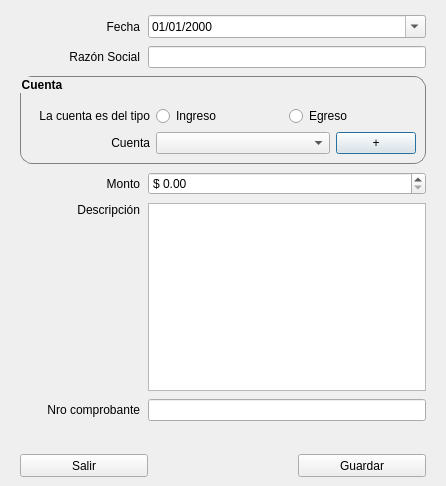
This is MyApp/model/movimiento/uis/add.ui in marcosstevens2012/GPP as Qt 5 draws it before an edit. The edited form follows.
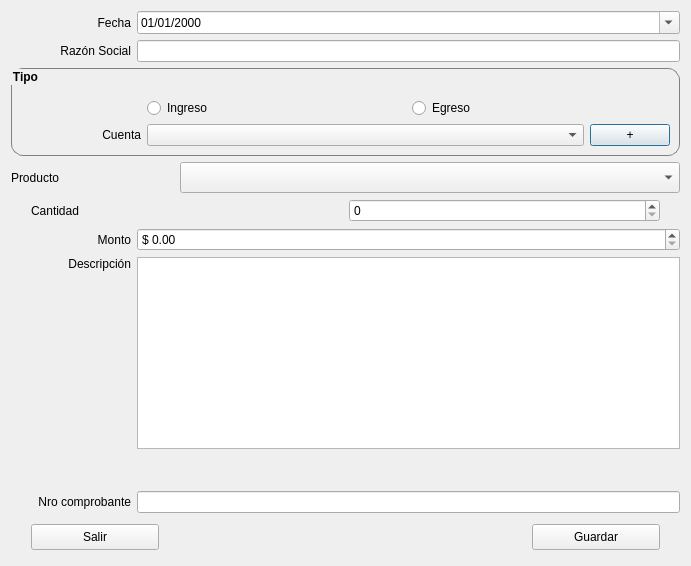
This is the edited form. Icons and pictures are not drawn.

The edit to the form file:
```diff
--- a/MyApp/model/movimiento/uis/add.ui
+++ b/MyApp/model/movimiento/uis/add.ui
@@ -6,40 +6,14 @@
    <rect>
     <x>0</x>
     <y>0</y>
-    <width>446</width>
-    <height>486</height>
+    <width>691</width>
+    <height>566</height>
    </rect>
   </property>
   <property name="windowTitle">
    <string>MainWindow</string>
   </property>
   <layout class="QVBoxLayout" name="verticalLayout_3">
-   <property name="leftMargin">
-    <number>0</number>
-   </property>
-   <property name="topMargin">
-    <number>0</number>
-   </property>
-   <property name="rightMargin">
-    <number>0</number>
-   </property>
-   <property name="bottomMargin">
-    <number>4</number>
-   </property>
-   <item>
-    <layout class="QVBoxLayout" name="verticalLayout_2">
-     <property name="spacing">
-      <number>8</number>
-     </property>
-     <property name="leftMargin">
-      <number>20</number>
-     </property>
-     <property name="topMargin">
-      <number>15</number>
-     </property>
-     <property name="rightMargin">
-      <number>20</number>
-     </property>
      <item>
       <layout class="QHBoxLayout" name="hlMainWindow_5">
        <item>
@@ -134,7 +108,7 @@
 }</string>
        </property>
        <property name="title">
-        <string>Cuenta</string>
+      <string>Tipo</string>
        </property>
        <layout class="QVBoxLayout" name="verticalLayout">
         <item>
@@ -164,7 +138,7 @@
              <enum>Qt::LeftToRight</enum>
             </property>
             <property name="text">
-             <string>La cuenta es del tipo</string>
+           <string/>
             </property>
             <property name="alignment">
              <set>Qt::AlignRight|Qt::AlignTrailing|Qt::AlignVCenter</set>
@@ -264,6 +238,53 @@
        </layout>
       </widget>
      </item>
+   <item>
+    <layout class="QHBoxLayout" name="horizontalLayout_3">
+     <item>
+      <widget class="QLabel" name="label_2">
+       <property name="text">
+        <string>Producto </string>
+       </property>
+      </widget>
+     </item>
+     <item>
+      <widget class="QComboBox" name="comboBox">
+       <property name="minimumSize">
+        <size>
+         <width>500</width>
+         <height>0</height>
+        </size>
+       </property>
+       <property name="maximumSize">
+        <size>
+         <width>250</width>
+         <height>250</height>
+        </size>
+       </property>
+      </widget>
+     </item>
+    </layout>
+   </item>
+   <item>
+    <layout class="QHBoxLayout" name="horizontalLayout_4" stretch="0,0">
+     <property name="leftMargin">
+      <number>20</number>
+     </property>
+     <property name="rightMargin">
+      <number>20</number>
+     </property>
+     <item>
+      <widget class="QLabel" name="label_4">
+       <property name="text">
+        <string>Cantidad</string>
+       </property>
+      </widget>
+     </item>
+     <item>
+      <widget class="QSpinBox" name="spinBox"/>
+     </item>
+    </layout>
+   </item>
      <item>
       <layout class="QHBoxLayout" name="hlMainWindow">
        <item>
@@ -363,6 +384,13 @@
        </item>
       </layout>
      </item>
+   <item>
+    <widget class="QLabel" name="label_3">
+     <property name="text">
+      <string/>
+     </property>
+    </widget>
+   </item>
      <item>
       <layout class="QHBoxLayout" name="hlMainWindow_2">
        <item>
@@ -397,15 +425,6 @@
            <horstretch>0</horstretch>
            <verstretch>0</verstretch>
           </sizepolicy>
-         </property>
-        </widget>
-       </item>
-      </layout>
-     </item>
-     <item>
-      <widget class="QLabel" name="label_3">
-       <property name="text">
-        <string/>
        </property>
       </widget>
      </item>
```
Lines whose indentation alone changed are shown as unchanged.
